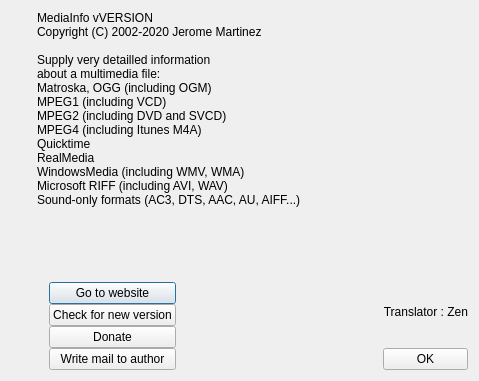
The window that Source/GUI/Qt/about.ui (MediaArea/MediaInfo) describes before a commit, drawn with Qt 5.
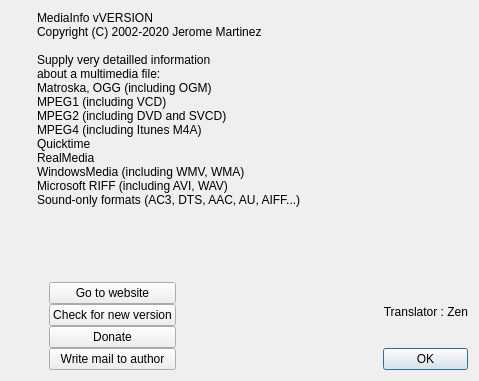
The same window after the commit. Icons and pictures are not drawn.

Commit message: Qt GUI: "OK" button by default in About dialog

The edit to the form file:
```diff
--- a/Source/GUI/Qt/about.ui
+++ b/Source/GUI/Qt/about.ui
@@ -182,6 +182,9 @@
          <property name="text">
           <string>OK</string>
          </property>
+         <property name="default">
+          <bool>true</bool>
+         </property>
         </widget>
        </item>
       </layout>
```
